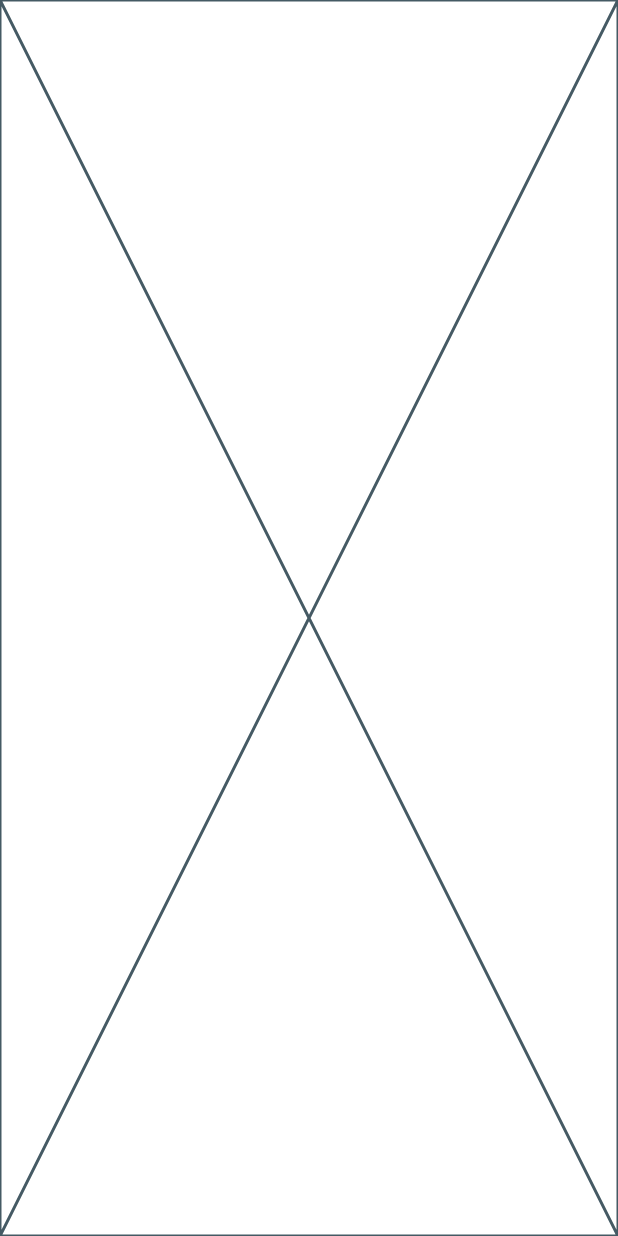
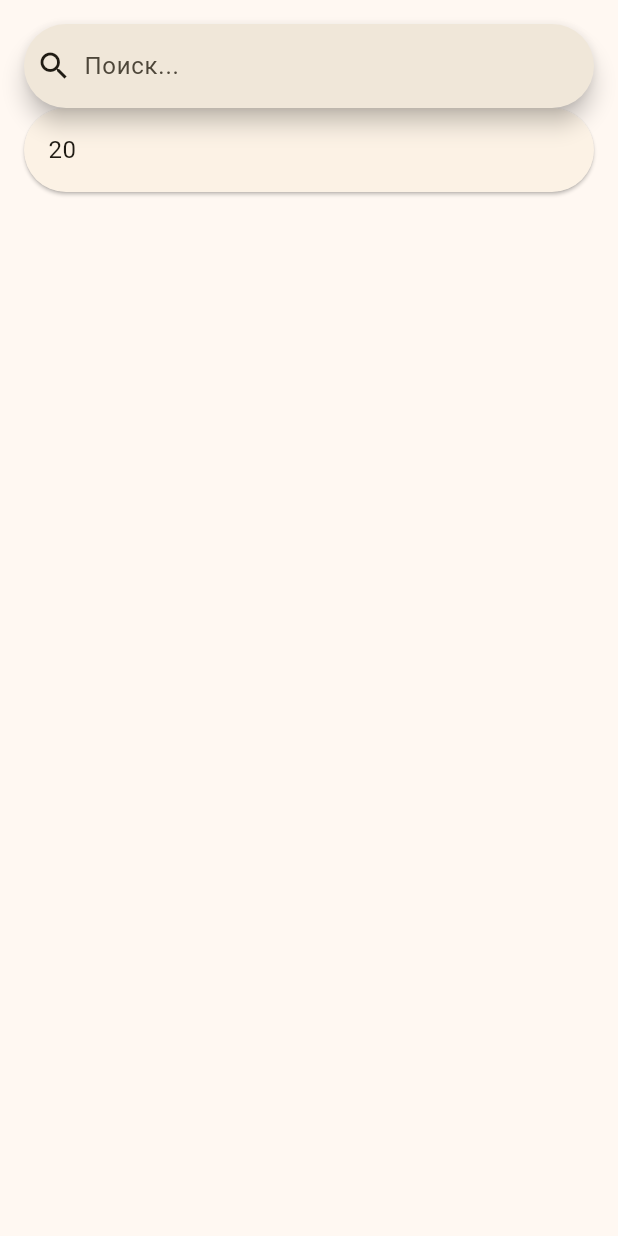
Before and after one commit to ivomika/recipe_browser, a Flutter app: the screen it shows after launch, on a phone screen of 412 x 824 dp. Run offline on Flutter 3.47's test engine with Material 3 defaults, Android fonts, the phone set to English and light mode, and no system bars; our stand-ins replace bloc, drift, drift_flutter, equatable, flex_color_scheme, flutter_bloc and 2 more; accounts and stored records are empty; generated files the repository leaves out were written again.

Commit message:
добавил поиск и отображение рецептов

```diff
--- a/lib/app/routing/app_routing.dart
+++ b/lib/app/routing/app_routing.dart
@@ -1,6 +1,6 @@
 import 'package:flutter/material.dart';
 import 'package:go_router/go_router.dart';
-import 'package:recipe_browser/features/test/ui/test_page.dart';
+import 'package:recipe_browser/pages/home_page/home_page.dart';
 
 final appRouting = GoRouter(
     initialLocation: '/',
@@ -13,7 +13,7 @@ final appRouting = GoRouter(
                 StatefulShellBranch(
                     routes: [
                         GoRoute(
-                            builder: (context, state) => Placeholder(),
+                            builder: (context, state) => HomePage(),
                             path: '/',
                         )
                     ]
--- a/lib/app/storage/drift/tables/recipe/repository/drift_recipe_repository.dart
+++ b/lib/app/storage/drift/tables/recipe/repository/drift_recipe_repository.dart
@@ -180,4 +180,13 @@ class DriftRecipeRepository implements IRecipeRepository{
 
     return await byId(model.id);
   }
+
+  @override
+  FutureOr<List<Recipe>> find(String query) async {
+    final result = await (_database.select(_database.recipeTable)..where((e) => e.title.contains(query))).get();
+
+    return byIds(
+      result.map((e) => e.id).toList(growable: false)
+    );
+  }
 }
--- a/lib/entities/recipe/model/recipe.dart
+++ b/lib/entities/recipe/model/recipe.dart
@@ -1,3 +1,5 @@
+import 'dart:math';
+
 import 'package:recipe_browser/entities/base/base.dart';
 import 'package:recipe_browser/entities/recipe/recipe.dart';
 
@@ -44,6 +46,21 @@ class Recipe extends BaseModel{
     required this.cookingSteps,
   }) : super.create();
 
+  /// Only for test
+  factory Recipe.foo(){
+    final random = Random();
+    return Recipe.create(
+        title: random.nextInt(200).toString(),
+        description: random.nextInt(200).toString(),
+        cookingTime: random.nextInt(200),
+        kilocalories: random.nextInt(200),
+        servings: random.nextInt(200),
+        difficulty: random.nextInt(200).toString(),
+        ingredients: [],
+        cookingSteps: []
+    );
+  }
+
   @override
   List<Object?> get props => super.props..addAll([title, description, cookingTime, kilocalories, ingredients, cookingSteps]);
 
--- a/lib/entities/recipe/repository/i_recipe_repository.dart
+++ b/lib/entities/recipe/repository/i_recipe_repository.dart
@@ -3,6 +3,8 @@ import 'package:recipe_browser/entities/recipe/recipe.dart';
 
 abstract interface class IRecipeRepository {
   FutureOr<List<Recipe>> all();
+
+  FutureOr<List<Recipe>> find(String query);
 
   FutureOr<Recipe> byId(String id);
 
--- /dev/null
+++ b/lib/features/recipe_list_view/bloc/recipe_list_bloc.dart
@@ -0,0 +1,34 @@
+import 'dart:async';
+
+import 'package:bloc/bloc.dart';
+import 'package:equatable/equatable.dart';
+import 'package:meta/meta.dart';
+import 'package:recipe_browser/entities/entities.dart';
+
+part 'recipe_list_event.dart';
+part 'recipe_list_state.dart';
+
+class RecipeListBloc extends Bloc<RecipeListEvent, RecipeListState> {
+  final IRecipeRepository _repository;
+
+  RecipeListBloc(this._repository) : super(RecipeListInitial()) {
+    on<LoadingRecipeList>(_loadingRecipeList);
+  }
+
+  FutureOr<void> _loadingRecipeList(LoadingRecipeList event, Emitter<RecipeListState> emit) async {
+    print(event.query);
+    await _repository.create(Recipe.foo());
+    emit(RecipeListLoading());
+    try{
+      final recipes = await _repository.find(event.query);
+      emit(RecipeListLoaded(recipes: recipes));
+    }catch(e){
+      emit(
+        RecipeListError(
+            recipes: state.recipes,
+            error: e.toString()
+        )
+      );
+    }
+  }
+}
--- /dev/null
+++ b/lib/features/recipe_list_view/bloc/recipe_list_event.dart
@@ -0,0 +1,16 @@
+part of 'recipe_list_bloc.dart';
+
+@immutable
+sealed class RecipeListEvent extends Equatable {
+  @override
+  List<Object?> get props => [];
+}
+
+final class LoadingRecipeList extends RecipeListEvent{
+  final String query;
+
+  LoadingRecipeList({this.query = ''});
+
+  @override
+  List<Object?> get props => super.props..addAll([]);
+}
--- /dev/null
+++ b/lib/features/recipe_list_view/bloc/recipe_list_state.dart
@@ -0,0 +1,48 @@
+part of 'recipe_list_bloc.dart';
+
+@immutable
+sealed class RecipeListState extends Equatable {
+  final List<Recipe> recipes;
+
+  const RecipeListState({this.recipes = const []});
+
+  @override
+  List<Object?> get props => [recipes];
+}
+
+final class RecipeListInitial extends RecipeListState {
+  const RecipeListInitial({
+    super.recipes = const []
+  });
+
+  @override
+  List<Object?> get props => super.props..addAll([]);
+}
+
+final class RecipeListLoading extends RecipeListState {
+  const RecipeListLoading();
+
+  @override
+  List<Object?> get props => super.props..addAll([]);
+}
+
+final class RecipeListLoaded extends RecipeListState {
+  const RecipeListLoaded({
+    required super.recipes
+  });
+
+  @override
+  List<Object?> get props => super.props..addAll([]);
+}
+
+final class RecipeListError extends RecipeListState {
+  final String error;
+
+  const RecipeListError({
+    required super.recipes,
+    required this.error
+  });
+
+  @override
+  List<Object?> get props => super.props..addAll([error]);
+}
--- /dev/null
+++ b/lib/features/recipe_list_view/ui/recipe_list_view.dart
@@ -0,0 +1,39 @@
+import 'package:flutter/material.dart';
+import 'package:flutter_bloc/flutter_bloc.dart';
+import 'package:recipe_browser/entities/entities.dart';
+import 'package:recipe_browser/features/recipe_list_view/bloc/recipe_list_bloc.dart';
+import 'package:recipe_browser/shared/utils/utils.dart';
+
+class RecipeListView extends StatelessWidget {
+  const RecipeListView({super.key});
+
+  @override
+  Widget build(BuildContext context) {
+    return BlocListener<RecipeListBloc, RecipeListState>(
+      listener: (context, state) {
+        if(state is RecipeListError){
+          ScaffoldMessenger.of(context).showSnackBar(
+            SnackBar(
+                content: Text(state.error)
+            )
+          );
+        }
+      },
+      child: BlocSelector<RecipeListBloc, RecipeListState, List<Recipe>>(
+            selector: (state) => state.recipes,
+            builder: (context, recipes) {
+              return SliverList.separated(
+                itemCount: recipes.length,
+                separatorBuilder: (context, index) => SizedBox(height: context.offset.normal),
+                itemBuilder: (context, index) => Card(
+                  margin: EdgeInsets.zero,
+                  child: ListTile(
+                    title: Text(recipes.elementAt(index).title),
+                  ),
+                ),
+              );
+            }
+        ),
+    );
+  }
+}
--- /dev/null
+++ b/lib/features/search_field/ui/search_field.dart
@@ -0,0 +1,19 @@
+import 'package:flutter/material.dart';
+
+class SearchField extends StatelessWidget {
+  final Function(String text)? onSubmitted;
+
+  const SearchField({
+    super.key,
+    this.onSubmitted
+  });
+
+  @override
+  Widget build(BuildContext context) {
+    return SearchBar(
+      hintText: 'Поиск...',
+      leading: Icon(Icons.search),
+      onSubmitted: onSubmitted,
+    );
+  }
+}
--- a/lib/main.dart
+++ b/lib/main.dart
@@ -1,3 +1,4 @@
+import 'package:drift/native.dart';
 import 'package:flutter/material.dart';
 import 'package:flutter_bloc/flutter_bloc.dart';
 import 'package:recipe_browser/app/theme/theme.dart';
@@ -22,7 +23,9 @@ class MyApp extends StatelessWidget {
     return MultiRepositoryProvider(
       providers: [
         RepositoryProvider(
-            create: (context) => DriftAppDatabase()
+            create: (context) => DriftAppDatabase(
+              NativeDatabase.memory()
+            )
         ),
         RepositoryProvider<IRecipeRepository>(
             create: (context) => DriftRecipeRepository(
--- /dev/null
+++ b/lib/pages/home_page/home_page.dart
@@ -0,0 +1,25 @@
+import 'package:flutter/material.dart';
+import 'package:flutter_bloc/flutter_bloc.dart';
+import 'package:recipe_browser/entities/entities.dart';
+import 'package:recipe_browser/features/recipe_list_view/bloc/recipe_list_bloc.dart';
+import 'package:recipe_browser/features/recipe_list_view/ui/recipe_list_view.dart';
+import 'package:recipe_browser/features/search_field/ui/search_field.dart';
+import 'package:recipe_browser/widgets/search_recipe/ui/search_recipe.dart';
+
+class HomePage extends StatelessWidget {
+  const HomePage({
+    super.key
+  });
+
+  @override
+  Widget build(BuildContext context) {
+    return Scaffold(
+      body: SafeArea(
+        child: Padding(
+          padding: const EdgeInsets.all(16),
+          child: SearchRecipe()
+        ),
+      ),
+    );
+  }
+}
--- /dev/null
+++ b/lib/widgets/search_recipe/ui/search_recipe.dart
@@ -0,0 +1,34 @@
+import 'package:flutter/material.dart';
+import 'package:flutter_bloc/flutter_bloc.dart';
+import 'package:recipe_browser/entities/entities.dart';
+import 'package:recipe_browser/features/recipe_list_view/bloc/recipe_list_bloc.dart';
+import 'package:recipe_browser/features/recipe_list_view/ui/recipe_list_view.dart';
+import 'package:recipe_browser/features/search_field/ui/search_field.dart';
+
+class SearchRecipe extends StatelessWidget {
+  const SearchRecipe({super.key});
+
+  @override
+  Widget build(BuildContext context) {
+    return BlocProvider<RecipeListBloc>(
+      create: (context) => RecipeListBloc(
+        context.read<IRecipeRepository>()
+      )..add(LoadingRecipeList()),
+      child: Builder(
+        builder: (context) {
+          return CustomScrollView(
+            slivers: [
+              SliverToBoxAdapter(
+                child: SearchField(
+                  onSubmitted: (text) => context.read<RecipeListBloc>()
+                      ..add(LoadingRecipeList(query: text)),
+                ),
+              ),
+              RecipeListView()
+            ],
+          );
+        }
+      ),
+    );
+  }
+}
```
Also changed, not shown: 1 other file.
